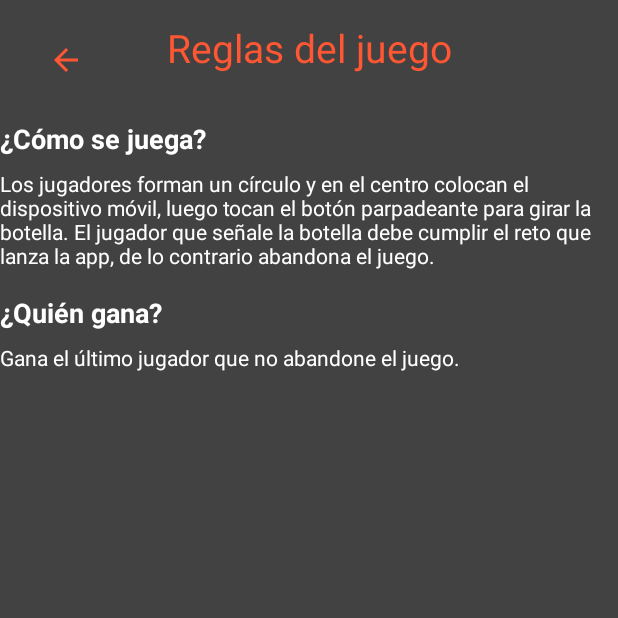
After one commit to cricamore/equipoCuatroMP1, an Android app: the Instrucciones screen opened through its navigation route, on a phone screen of 412 x 824 dp, the top half of it. The commit adds this screen. Run offline under Robolectric (Android 15) with nearby library versions, the phone set to English and light mode, and no system bars; our stand-ins replace Dagger/Hilt's generated code, data binding.

Commit message:
Reglas del juego agregadas

```diff
--- /dev/null
+++ b/app/src/main/java/com/cristian/miniproyecto1/view/fragment/Instrucciones.kt
@@ -0,0 +1,33 @@
+package com.cristian.miniproyecto1.view.fragment
+
+import android.os.Bundle
+import androidx.fragment.app.Fragment
+import android.view.LayoutInflater
+import android.view.View
+import android.view.ViewGroup
+import androidx.navigation.fragment.findNavController
+import com.cristian.miniproyecto1.R
+import com.cristian.miniproyecto1.databinding.FragmentInstruccionesBinding
+
+class Instrucciones : Fragment() {
+    private lateinit var binding: FragmentInstruccionesBinding
+
+    override fun onCreateView(
+        inflater: LayoutInflater, container: ViewGroup?,
+        savedInstanceState: Bundle?
+    ): View? {
+        binding = FragmentInstruccionesBinding.inflate(inflater)
+        binding.lifecycleOwner = this
+        return binding.root
+    }
+
+    override fun onViewCreated(view: View, savedInstanceState: Bundle?) {
+        super.onViewCreated(view, savedInstanceState)
+        controllers()
+    }
+    fun controllers(){
+        binding.btnBack.setOnClickListener{
+            findNavController().navigate(R.id.action_to_principal)
+        }
+    }
+}
--- a/app/src/main/java/com/cristian/miniproyecto1/view/fragment/Principal.kt
+++ b/app/src/main/java/com/cristian/miniproyecto1/view/fragment/Principal.kt
@@ -11,6 +11,7 @@ import android.view.animation.Animation
 import android.view.animation.AnimationSet
 import android.view.animation.ScaleAnimation
 import android.widget.Button
+import androidx.navigation.fragment.findNavController
 import com.cristian.miniproyecto1.R
 import com.cristian.miniproyecto1.databinding.FragmentPrincipalBinding
 
@@ -37,6 +38,10 @@ class Principal : Fragment() {
     private fun controladores() {
         binding.toolbar.shareButton.setOnClickListener {
             share()
+        }
+        binding.toolbar.rulesButton.setOnClickListener{
+            findNavController().navigate(R.id.action_to_fragmentInstrucciones)
+            mediaPlayer.stop()
         }
 
         circularButton = binding.button
@@ -90,5 +95,4 @@ class Principal : Fragment() {
     }
 
 
-
 }
--- /dev/null
+++ b/app/src/main/res/drawable/back_arrow.xml
@@ -0,0 +1,5 @@
+<vector android:autoMirrored="true" android:height="24dp"
+    android:tint="#FF5733" android:viewportHeight="24"
+    android:viewportWidth="24" android:width="24dp" xmlns:android="http://schemas.android.com/apk/res/android">
+    <path android:fillColor="@android:color/white" android:pathData="M20,11H7.83l5.59,-5.59L12,4l-8,8 8,8 1.41,-1.41L7.83,13H20v-2z"/>
+</vector>
--- /dev/null
+++ b/app/src/main/res/layout/fragment_instrucciones.xml
@@ -0,0 +1,87 @@
+<?xml version="1.0" encoding="utf-8"?>
+<layout xmlns:android="http://schemas.android.com/apk/res/android"
+    xmlns:tools="http://schemas.android.com/tools">
+    <RelativeLayout
+        android:layout_width="match_parent"
+        android:layout_height="match_parent"
+        tools:context=".view.fragment.Instrucciones"
+        android:background="#424242">
+
+        <androidx.appcompat.widget.Toolbar
+            android:id="@+id/toolbarRetos"
+            android:layout_width="match_parent"
+            android:layout_height="?attr/actionBarSize"
+            android:background="#424242">
+
+            <ImageButton
+                android:id="@+id/btnBack"
+                android:layout_width="wrap_content"
+                android:layout_height="wrap_content"
+                android:background="?attr/selectableItemBackgroundBorderless"
+                android:paddingTop="16dp"
+                android:paddingStart="16dp"
+                android:paddingEnd="16dp"
+                android:src="@drawable/back_arrow" />
+
+            <TextView
+                android:id="@+id/textViewTitulo"
+                android:layout_width="wrap_content"
+                android:layout_height="wrap_content"
+                android:layout_centerInParent="true"
+                android:text="Reglas del juego"
+                android:textColor="#FF5733"
+                android:textSize="26sp"
+                android:layout_toEndOf="@id/btnBack"
+                android:layout_toStartOf="@+id/textViewTitulo"
+                android:layout_gravity="center_horizontal"/>
+
+        </androidx.appcompat.widget.Toolbar>
+
+        <!-- Título 1 -->
+        <TextView
+            android:id="@+id/titulo1"
+            android:layout_width="match_parent"
+            android:layout_height="wrap_content"
+            android:text="¿Cómo se juega?"
+            android:textColor="#FFFFFF"
+            android:textStyle="bold"
+            android:textSize="18sp"
+            android:layout_below="@id/toolbarRetos"
+            android:layout_marginTop="16dp"/>
+
+        <!-- Descripción 1 -->
+        <TextView
+            android:id="@+id/descripcion1"
+            android:layout_width="match_parent"
+            android:layout_height="wrap_content"
+            android:text="Los jugadores forman un círculo y en el centro colocan el dispositivo móvil, luego tocan el botón parpadeante para girar la botella. El jugador que señale la botella debe cumplir el reto que lanza la app, de lo contrario abandona el juego."
+            android:textColor="#FFFFFF"
+            android:textSize="14sp"
+            android:layout_below="@id/titulo1"
+            android:layout_marginTop="8dp"/>
+
+        <!-- Título 2 -->
+        <TextView
+            android:id="@+id/titulo2"
+            android:layout_width="match_parent"
+            android:layout_height="wrap_content"
+            android:text="¿Quién gana?"
+            android:textColor="#FFFFFF"
+            android:textStyle="bold"
+            android:textSize="18sp"
+            android:layout_below="@id/descripcion1"
+            android:layout_marginTop="16dp"/>
+
+        <!-- Descripción 2 -->
+        <TextView
+            android:id="@+id/descripcion2"
+            android:layout_width="match_parent"
+            android:layout_height="wrap_content"
+            android:text="Gana el último jugador que no abandone el juego."
+            android:textColor="#FFFFFF"
+            android:textSize="14sp"
+            android:layout_below="@id/titulo2"
+            android:layout_marginTop="8dp"/>
+
+    </RelativeLayout>
+</layout>
--- a/app/src/main/res/layout/toolbar.xml
+++ b/app/src/main/res/layout/toolbar.xml
@@ -41,6 +41,7 @@
                     app:tint="#ff3d00" />
 
                 <ImageView
+                    android:id="@+id/rulesButton"
                     android:layout_width="wrap_content"
                     android:layout_height="match_parent"
                     android:layout_weight="1"
--- a/app/src/main/res/navigation/nav_graph.xml
+++ b/app/src/main/res/navigation/nav_graph.xml
@@ -4,9 +4,24 @@
     xmlns:tools="http://schemas.android.com/tools"
     android:id="@+id/nav_graph"
     app:startDestination="@id/principal">
+<!--    Fragment Principal-->
     <fragment
         android:id="@+id/principal"
         android:name="com.cristian.miniproyecto1.view.fragment.Principal"
         android:label="Principal"
         tools:layout="@layout/fragment_principal" />
+    <action
+        android:id="@+id/action_to_fragmentInstrucciones"
+        app:destination="@id/fragmentInstrucciones" />
+<!--    Fragment de Instrucciones-->
+    <fragment
+        android:id="@+id/fragmentInstrucciones"
+        android:name="com.cristian.miniproyecto1.view.fragment.Instrucciones"
+        android:label="Principal"
+        tools:layout="@layout/fragment_instrucciones"
+        />
+    <action
+        android:id="@+id/action_to_principal"
+        app:destination="@id/principal" />
+
 </navigation>
--- a/app/src/main/res/values/colors.xml
+++ b/app/src/main/res/values/colors.xml
@@ -3,6 +3,7 @@
     <color name="black">#FF000000</color>
     <color name="white">#FFFFFFFF</color>
     <color name="darkgrey">#45413d</color>
+    <color name="grey">#808080</color>
     <color name="naranja">#ff3d00</color>
     <color name="purple_200">#FFBB86FC</color>
     <color name="purple_500">#FF6200EE</color>
```
